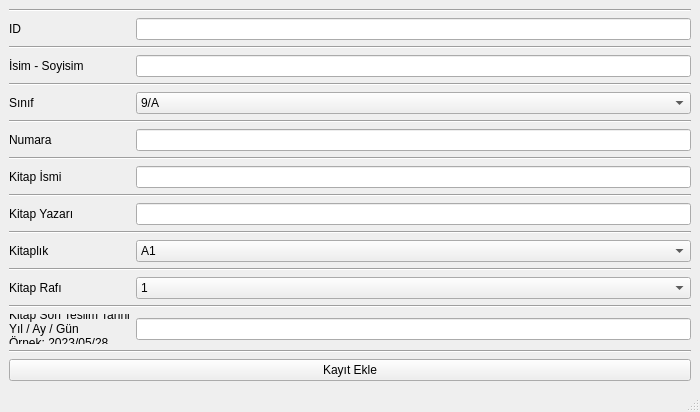
This is lib/pop-window/kayit_ekle.ui in kernelginar/kuys as Qt 5 draws it before an edit. The edited form follows.
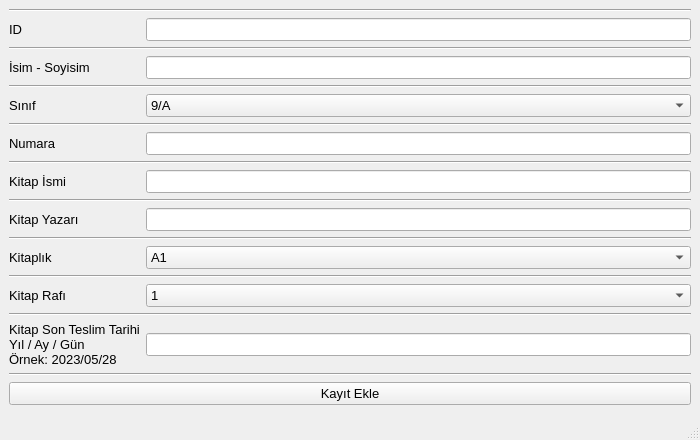
This is the edited form.

Commit message: Arayüz font büyüklüğü 8'den 10'a çıkarıldı.

Diff of the .ui file:
```diff
--- a/lib/pop-window/kayit_ekle.ui
+++ b/lib/pop-window/kayit_ekle.ui
@@ -7,21 +7,26 @@
     <x>0</x>
     <y>0</y>
     <width>700</width>
-    <height>412</height>
+    <height>440</height>
    </rect>
   </property>
   <property name="minimumSize">
    <size>
     <width>700</width>
-    <height>412</height>
+    <height>440</height>
    </size>
   </property>
   <property name="maximumSize">
    <size>
     <width>700</width>
-    <height>412</height>
+    <height>440</height>
    </size>
   </property>
+  <property name="font">
+   <font>
+    <pointsize>10</pointsize>
+   </font>
+  </property>
   <property name="windowTitle">
    <string>Kayıt Ekle</string>
   </property>
```
The commit also changes 8 other files.
